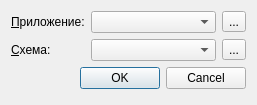
This is terminal/src/configdialog.ui in Automiq/alpha.protort as Qt 5 draws it before an edit. The edited form follows.
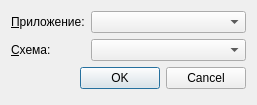
This is the edited form.

Commit message: Исправлены ошибки

Diff of the .ui file:
```diff
--- a/terminal/src/configdialog.ui
+++ b/terminal/src/configdialog.ui
@@ -29,13 +29,6 @@
      <item>
       <widget class="QComboBox" name="appComboBox"/>
      </item>
-     <item>
-      <widget class="QToolButton" name="toolButton">
-       <property name="text">
-        <string>...</string>
-       </property>
-      </widget>
-     </item>
     </layout>
    </item>
    <item row="2" column="0">
@@ -53,13 +46,6 @@
      <item>
       <widget class="QComboBox" name="deploySchemaComboBox"/>
      </item>
-     <item>
-      <widget class="QToolButton" name="toolButton_2">
-       <property name="text">
-        <string>...</string>
-       </property>
-      </widget>
-     </item>
     </layout>
    </item>
    <item row="3" column="0" colspan="2">
```
The commit also changes 2 other files.
